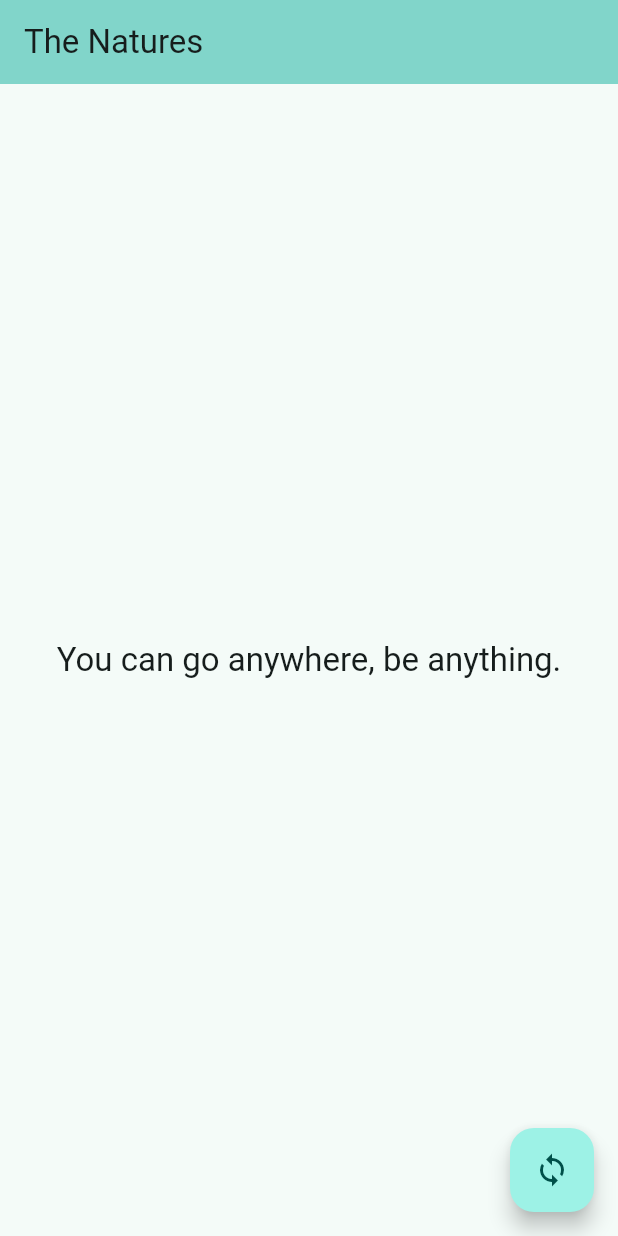
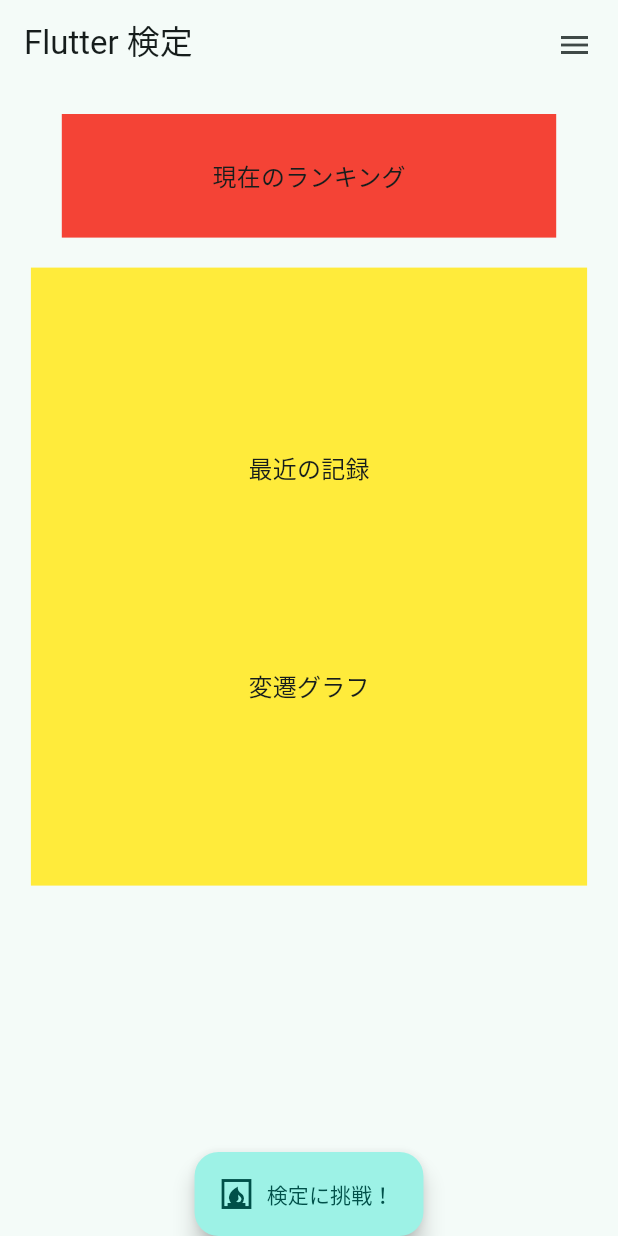
Before and after one commit to tanakahikari-pikka/flutter_certification, a Flutter app: the screen it shows after launch, on a phone screen of 412 x 824 dp. Run offline on Flutter 3.47's test engine with Material 2 defaults, Android fonts, the phone set to English and light mode, and no system bars.

Commit message:
雑に Home の UI を再現 (#3)
* AppBar 用のアクションボタンを定義

* アプリタイトルを変更

* 雑UIを作成

* フォントサイズや色を変更

```diff
--- a/lib/home.dart
+++ b/lib/home.dart
@@ -1,4 +1,6 @@
 import 'package:flutter/material.dart';
+
+import 'system_button.dart';
 
 class Home extends StatefulWidget {
   const Home({super.key});
@@ -8,40 +10,58 @@
 }
 
 class _HomeState extends State<Home> {
-  List<String> phrases = [
-    'You can go anywhere, be anything.',
-    'Stay hungry. Stay foolish.',
-    'Think different.',
-  ];
-
-  void shufflePhrases() {
-    setState(() {
-      phrases.shuffle();
-    });
-  }
-
   @override
   Widget build(BuildContext context) {
     return Scaffold(
       appBar: AppBar(
-        backgroundColor: Theme.of(context).colorScheme.inversePrimary,
-        title: const Text("The Natures"),
+        backgroundColor: Theme.of(context).colorScheme.background,
+        title: const Text("Flutter 検定"),
+        actions: const [SystemButton()],
       ),
       body: Center(
         child: Column(
-          mainAxisAlignment: MainAxisAlignment.center,
+          mainAxisAlignment: MainAxisAlignment.start,
           children: <Widget>[
-            Text(
-              phrases[0],
-              style: Theme.of(context).textTheme.titleLarge,
+            Container(
+              width: MediaQuery.of(context).size.width * 0.8,
+              height: MediaQuery.of(context).size.height * 0.1,
+              margin: const EdgeInsets.all(20.0),
+              color: Colors.red,
+              child: Center(
+                child: Text(
+                  '現在のランキング',
+                  style: Theme.of(context).textTheme.titleMedium,
+                ),
+              ),
+            ),
+            Container(
+              width: MediaQuery.of(context).size.width * 0.9,
+              height: MediaQuery.of(context).size.height * 0.5,
+              color: Colors.yellow,
+              child: Column(
+                mainAxisAlignment: MainAxisAlignment.spaceEvenly,
+                children: [
+                  Text(
+                    '最近の記録',
+                    style: Theme.of(context).textTheme.titleMedium,
+                  ),
+                  Text(
+                    '変遷グラフ',
+                    style: Theme.of(context).textTheme.titleMedium,
+                  ),
+                ],
+              ),
             ),
           ],
         ),
       ),
-      floatingActionButton: FloatingActionButton(
-        onPressed: shufflePhrases,
+      floatingActionButtonLocation: FloatingActionButtonLocation.centerDocked,
+      floatingActionButton: FloatingActionButton.extended(
+        onPressed: () {},
         tooltip: 'Shuffle',
-        child: const Icon(Icons.sync),
+        icon: const Icon(Icons.fireplace),
+        splashColor: Theme.of(context).colorScheme.background,
+        label: const Text("検定に挑戦！"),
       ),
     );
   }
--- a/lib/main.dart
+++ b/lib/main.dart
@@ -13,7 +13,7 @@
   Widget build(BuildContext context) {
     return MaterialApp(
       debugShowCheckedModeBanner: false,
-      title: 'The Natures',
+      title: 'Flutter 検定',
       theme: ThemeData(
         colorScheme: ColorScheme.fromSeed(seedColor: const Color(0xFF40e0d0)),
         useMaterial3: true,
--- /dev/null
+++ b/lib/system_button.dart
@@ -0,0 +1,51 @@
+import 'package:flutter/material.dart';
+
+class SystemButton extends StatelessWidget {
+  const SystemButton({super.key});
+
+  @override
+  Widget build(BuildContext context) {
+    return Container(
+      padding: const EdgeInsets.symmetric(
+        horizontal: 5,
+        vertical: 10,
+      ),
+      child: IconButton(
+        icon: const Icon(Icons.menu),
+        onPressed: () {
+          showDialog<void>(
+            context: context,
+            builder: (context) => AlertDialog(
+              content: Column(
+                mainAxisAlignment: MainAxisAlignment.center,
+                crossAxisAlignment: CrossAxisAlignment.center,
+                mainAxisSize: MainAxisSize.min,
+                children: [
+                  const Text(
+                    "システムダイアログです",
+                    style: TextStyle(fontSize: 16),
+                  ),
+                  const SizedBox(height: 16),
+                  ElevatedButton(
+                    style: ElevatedButton.styleFrom(
+                      backgroundColor: Colors.red,
+                    ),
+                    onPressed: () {
+                      Navigator.of(context).pop();
+                    },
+                    child: const Text(
+                      "閉じる",
+                      style: TextStyle(
+                        color: Colors.white,
+                      ),
+                    ),
+                  ),
+                ],
+              ),
+            ),
+          );
+        },
+      ),
+    );
+  }
+}
```
